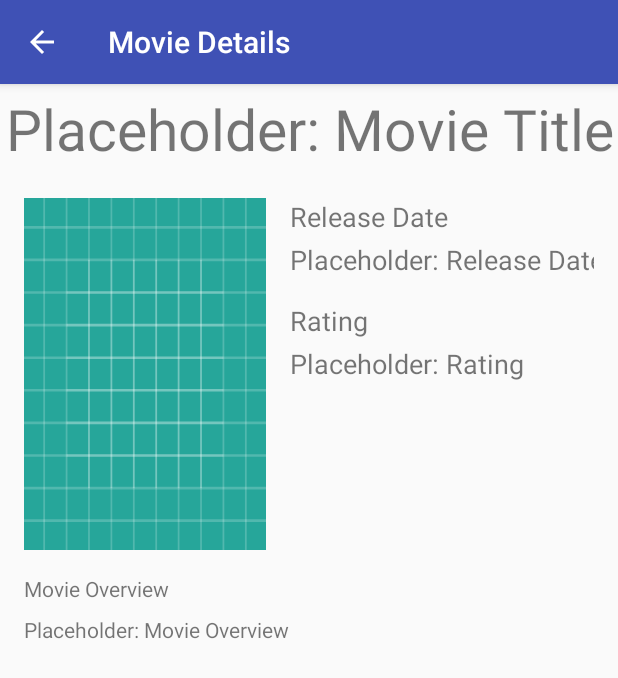
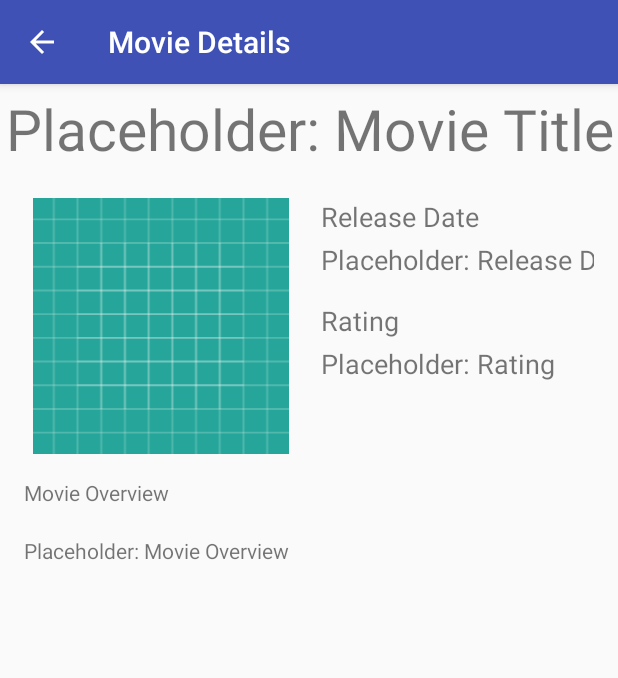
Before and after one commit to Warbeleth/popularmovies_stage2, an Android app: the MovieDetailsActivity screen opened directly, with no data from a screen before it, on a phone screen of 412 x 824 dp. Shown: the top 678 px of the screen. Run offline under Robolectric (Android 15) with nearby library versions, the phone set to English and light mode, and no system bars; our stand-ins replace Picasso; pictures from the network do not load.

Commit message:
UI Correction: activity_movie_details.xml *Changed the vertical and horizontal guides. *Removed the fitXY scaling being applied.

```diff
--- a/app/src/main/res/layout/activity_movie_details.xml
+++ b/app/src/main/res/layout/activity_movie_details.xml
@@ -35,7 +35,6 @@
             android:layout_marginTop="16dp"
             android:adjustViewBounds="true"
             android:contentDescription="@string/movie_thumbnail_MoviePoster"
-            android:scaleType="fitXY"
             app:layout_constraintBottom_toTopOf="@+id/horizontal_guideline"
             app:layout_constraintEnd_toStartOf="@+id/vertical_guideline"
             app:layout_constraintStart_toStartOf="parent"
@@ -146,14 +145,14 @@
             android:layout_width="match_parent"
             android:layout_height="wrap_content"
             android:orientation="horizontal"
-            app:layout_constraintGuide_percent=".5" />
+            app:layout_constraintGuide_percent="0.45" />
 
         <android.support.constraint.Guideline
             android:id="@+id/vertical_guideline"
             android:layout_width="0dp"
             android:layout_height="0dp"
             android:orientation="vertical"
-            app:layout_constraintGuide_percent=".45" />
+            app:layout_constraintGuide_percent=".5" />
 
         <android.support.constraint.Guideline
             android:id="@+id/horizontal_guideline_videos"
```
